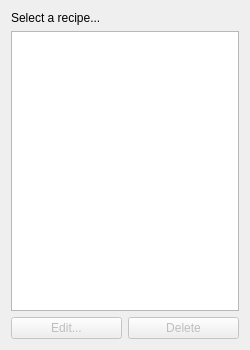
Qt form qt/recipe_list_dialog.ui (zachcheatham/minecraft-resource-calculator) before a commit.
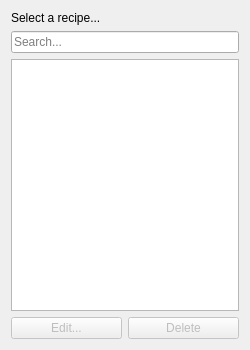
The same form after that commit.

Commit message: Add search function to recipe editor.

What changed in the file:
```diff
--- a/qt/recipe_list_dialog.ui
+++ b/qt/recipe_list_dialog.ui
@@ -33,6 +33,16 @@
      </property>
     </widget>
    </item>
+   <item>
+    <widget class="QLineEdit" name="searchTextBox">
+     <property name="toolTip">
+      <string>Search for Items</string>
+     </property>
+     <property name="placeholderText">
+      <string>Search...</string>
+     </property>
+    </widget>
+   </item>
    <item>
     <widget class="QTreeView" name="recipesList"/>
    </item>
```
The commit also changes 6 other files.
